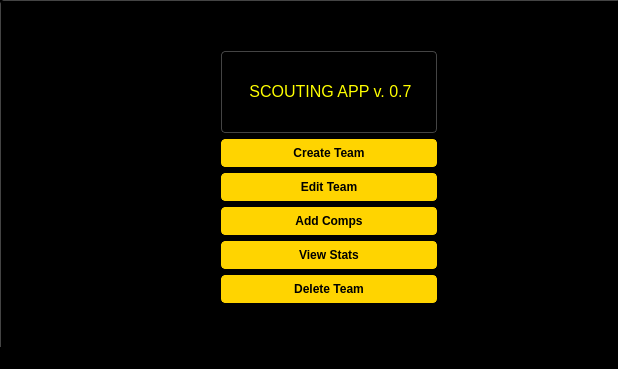
Old version of the form mainwindow.ui in the repository ERantalainen/Scouting-tool.
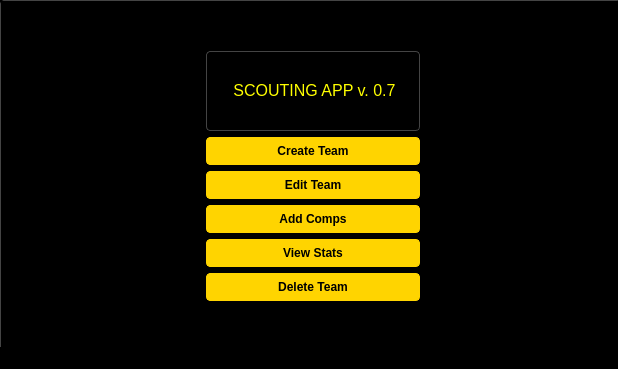
New version of the form.

Commit message: additional notes logic to create html compatible notes

```diff
--- a/mainwindow.ui
+++ b/mainwindow.ui
@@ -144,49 +144,61 @@
      <widget class="QWidget" name="verticalLayoutWidget_2">
       <property name="geometry">
        <rect>
-        <x>220</x>
-        <y>50</y>
-        <width>216</width>
-        <height>252</height>
+        <x>200</x>
+        <y>40</y>
+        <width>224</width>
+        <height>270</height>
        </rect>
       </property>
-      <layout class="QVBoxLayout" name="verticalLayout_3">
-       <item>
+      <layout class="QGridLayout" name="gridLayout">
+       <property name="leftMargin">
+        <number>5</number>
+       </property>
+       <property name="topMargin">
+        <number>10</number>
+       </property>
+       <property name="rightMargin">
+        <number>5</number>
+       </property>
+       <property name="bottomMargin">
+        <number>10</number>
+       </property>
+       <item row="0" column="0">
         <widget class="QLabel" name="label_5">
          <property name="text">
           <string>&lt;html&gt;&lt;head/&gt;&lt;body&gt;&lt;p align=&quot;center&quot;&gt;&lt;span style=&quot; font-size:12pt; color:#ffff00;&quot;&gt;SCOUTING APP v. 0.7&lt;/span&gt;&lt;/p&gt;&lt;/body&gt;&lt;/html&gt;</string>
          </property>
         </widget>
        </item>
-       <item>
+       <item row="1" column="0">
         <widget class="QPushButton" name="CreateTeam">
          <property name="text">
           <string>Create Team</string>
          </property>
         </widget>
        </item>
-       <item>
+       <item row="2" column="0">
         <widget class="QPushButton" name="EditTeam">
          <property name="text">
           <string>Edit Team</string>
          </property>
         </widget>
        </item>
-       <item>
+       <item row="3" column="0">
         <widget class="QPushButton" name="AddCompMenu">
          <property name="text">
           <string>Add Comps</string>
          </property>
         </widget>
        </item>
-       <item>
+       <item row="4" column="0">
         <widget class="QPushButton" name="ViewStats">
          <property name="text">
           <string>View Stats</string>
          </property>
         </widget>
        </item>
-       <item>
+       <item row="5" column="0">
         <widget class="QPushButton" name="DeleteTeam">
          <property name="text">
           <string>Delete Team</string>
```
The commit also changes 1 other file.
